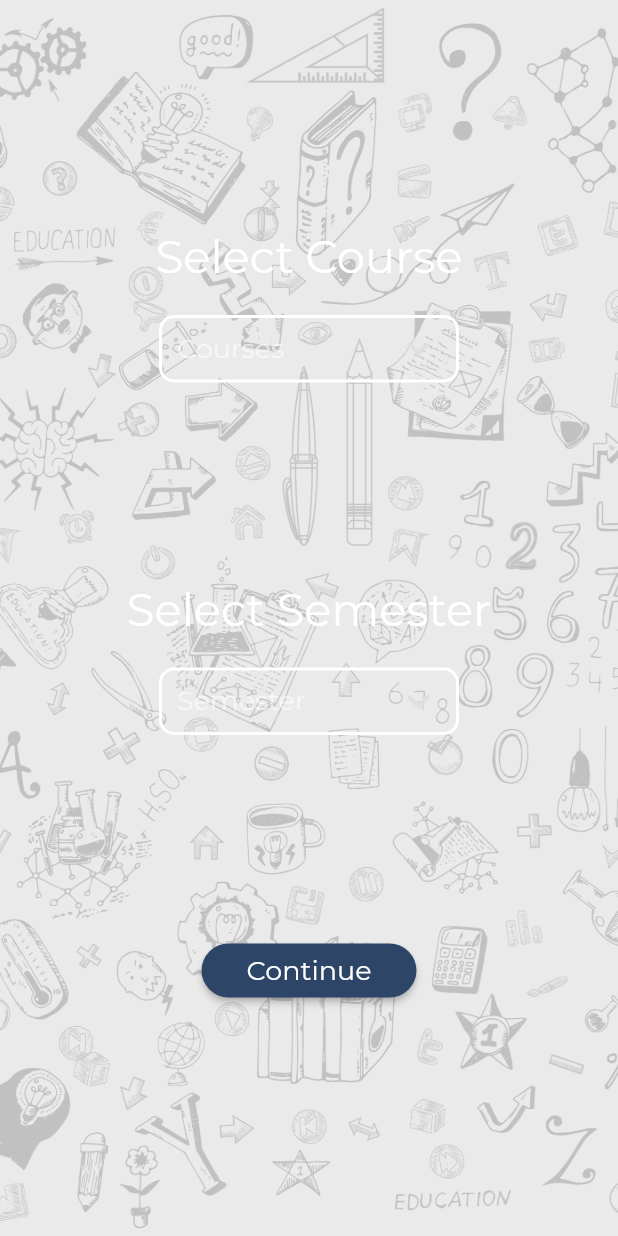
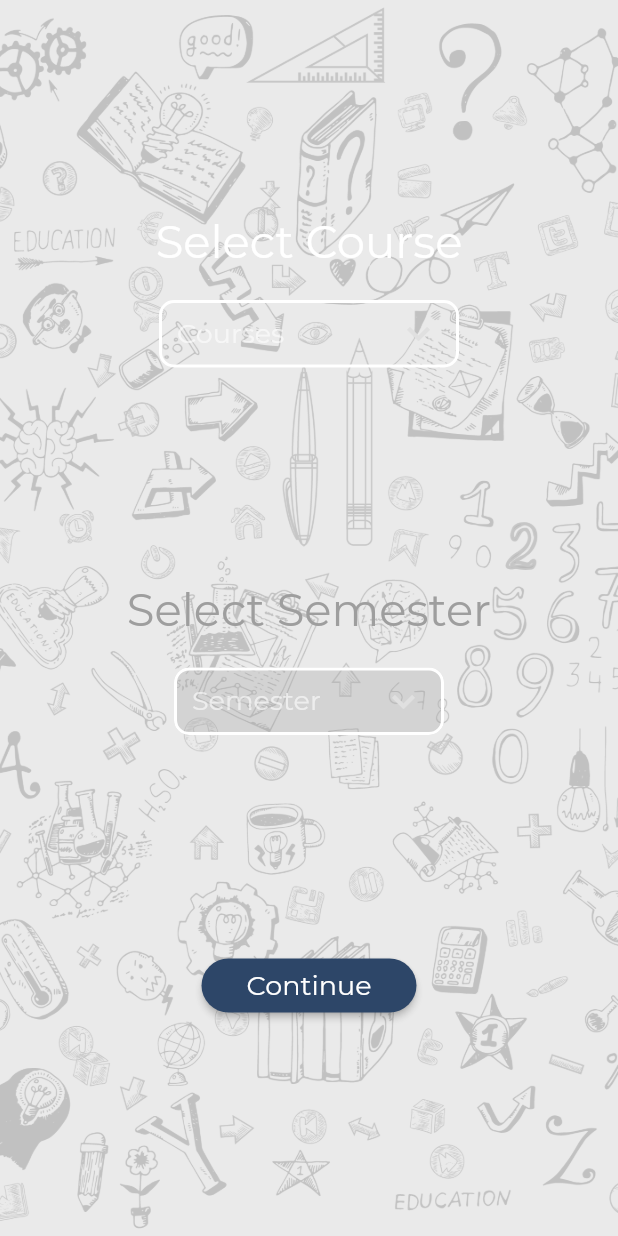
Before and after one commit to pramodksh/paper-for-peers, a Flutter app: the UserCourse screen opened directly, on a phone screen of 412 x 824 dp. Run offline on Flutter 3.47's test engine with Material 2 defaults, Android fonts, the phone set to English and light mode, and no system bars; our stand-ins replace dotted_border, firebase_auth, firebase_core, flutter_rating_bar, google_sign_in, image_cropper and 3 more; missing offline and left inert: advance_pdf_viewer, web_scraper; accounts and stored records are empty; project files that could hold a hidden picture were left out.

Commit message:
login - google login - show course screen if data is not present in database

```diff
--- a/lib/config/app_constants.dart
+++ b/lib/config/app_constants.dart
@@ -1,3 +1,5 @@
+import 'dart:math';
+
 import 'package:flutter/material.dart';
 import 'package:papers_for_peers/config/export_config.dart';
 
--- /dev/null
+++ b/lib/config/course_details.dart
@@ -0,0 +1,46 @@
+
+class Course {
+  String courseName;
+  List<Semester> semesters;
+
+  Course({this.courseName, this.semesters});
+}
+
+class Semester {
+  int semester;
+  List<String> subjects;
+
+  Semester({this.subjects, this.semester});
+}
+
+List<Course> getCourses() {
+  Course bca = Course(
+    courseName: "BCA",
+    semesters: [
+      Semester(semester: 1, subjects: ["JAVA", "OOPS", "English", "Hindi"]),
+      Semester(semester: 2, subjects: ["HTML", "App Development", "French", "Italian"]),
+      Semester(semester: 3, subjects: ["ABC", "XYZ", "JKL", "LOP"]),
+      Semester(semester: 4, subjects: ["ABC", "XYZ", "JKL", "LOP"]),
+    ]
+  );
+
+  Course bba = Course(
+      courseName: "BBA",
+      semesters: [
+        Semester(semester: 1, subjects: ["ABC", "QWE", "RTY", "ZXC"]),
+        Semester(semester: 2, subjects: ["FGH", "POI", "MKP", "BHU"]),
+        Semester(semester: 3, subjects: ["ZXC", "XYZ", "JKL", "LOP"]),
+      ]
+  );
+
+  Course bcom = Course(
+      courseName: "BCOM",
+      semesters: [
+        Semester(semester: 1, subjects: ["QZZZ", "XCAV", "ASWC", "QAWZ"]),
+        Semester(semester: 2, subjects: ["ZSXA", "CADFE", "ZASW", "AQSW"]),
+        // Semester(semester: 3, subjects: ["ASWQ", "GRFT", "BGRF", "CDFE"]),
+      ]
+  );
+
+  return [bca, bba, bcom];
+}
--- a/lib/models/user_model/user_model.dart
+++ b/lib/models/user_model/user_model.dart
@@ -1,12 +1,30 @@
+import 'package:flutter/material.dart';
+
 class UserModel {
   String uid;
   String displayName;
   String email;
   String photoUrl;
+  int semester;
+  String course;
+
+  static String courseLabel = "course";
+  static String semesterLabel = "semester";
+
+  static UserModel getUserModelByMap({@required Map userMap, @required String userId}) {
+    return UserModel(
+      uid: userId,
+      displayName: userMap['displayName'],
+      email: userMap['email'],
+      photoUrl: userMap['photoUrl'],
+      semester: userMap[semesterLabel],
+      course: userMap[courseLabel],
+    );
+  }
 
   bool isAuthDataAvailable() {
     return this.uid != null && this.displayName != null && this.email != null && this.photoUrl != null;
   }
 
-  UserModel({this.email, this.displayName, this.photoUrl, this.uid});
+  UserModel({this.email, this.displayName, this.photoUrl, this.uid, this.semester, this.course});
 }
--- a/lib/modules/dashboard/utilities/utilities.dart
+++ b/lib/modules/dashboard/utilities/utilities.dart
@@ -16,6 +16,7 @@ Widget getCustomDropDown({
   @required List<String> dropDownItems,
   @required String dropDownHint,
   @required Function onDropDownChanged,
+  Function onDropDownTap,
   bool isTransparent = false
 }) {
 
@@ -46,6 +47,7 @@ Widget getCustomDropDown({
       ),
       child: DropdownButtonHideUnderline(
         child: DropdownButton<String>(
+          onTap: onDropDownTap,
           isExpanded: true,
           iconSize: 30,
           // iconEnabledColor: Colors.red,
--- a/lib/modules/login/user_course.dart
+++ b/lib/modules/login/user_course.dart
@@ -1,28 +1,39 @@
 import 'package:flutter/material.dart';
+import 'package:papers_for_peers/config/course_details.dart';
 import 'package:papers_for_peers/config/default_assets.dart';
+import 'package:papers_for_peers/models/api_response.dart';
+import 'package:papers_for_peers/models/user_model/user_model.dart';
+import 'package:papers_for_peers/modules/dashboard/utilities/dialogs.dart';
 import 'package:papers_for_peers/modules/dashboard/utilities/utilities.dart';
 import 'package:papers_for_peers/modules/login/welcom_screen.dart';
+import 'package:papers_for_peers/services/firebase_firestore/firebase_firestore_service.dart';
 
 class UserCourse extends StatefulWidget {
+  final UserModel user;
+
+  UserCourse({this.user});
+
   @override
   _UserCourseState createState() => _UserCourseState();
 }
 
 class _UserCourseState extends State<UserCourse> {
 
-  List<String> courses = [
-    "BCA",
-    "BBA",
-    "BCOM",
-  ];
+  List<String> courses;
   List<String> semesters;
-
 
   String selectedCourse;
   String selectedSemester;
 
+  String courseErrorText = "";
+  String semesterErrorText = "";
+  TextStyle errorTextStyle = TextStyle(
+    fontSize: 14,
+  );
+
   @override
   void initState() {
+    courses = getCourses().map((e) => e.courseName).toList();
     semesters = List.generate(6, (index) => "Semester - ${index + 1}");
     super.initState();
   }
@@ -52,11 +63,12 @@ class _UserCourseState extends State<UserCourse> {
               children: [
                 Column(
                   children: [
-                    Text('Select Course',style: TextStyle(fontSize: 30),),
+                    Text('Select Course',style: TextStyle(fontSize: 30,),),
                     SizedBox(height: 20,),
                     SizedBox(
                       width: 200,
                       child: getCustomDropDown(
+                          onDropDownTap: () { setState(() { courseErrorText = ""; }); },
                           isTransparent: true,
                           context: context,
                           dropDownValue: selectedCourse,
@@ -65,29 +77,47 @@ class _UserCourseState extends State<UserCourse> {
                           onDropDownChanged: (val) {
                             setState(() {
                               selectedCourse = val;
+                              Course course = getCourses().where((element) => element.courseName == selectedCourse).first;
+                              semesters = course.semesters.map((e) => e.semester.toString()).toList();
                             });
                           }),
                     ),
+                    SizedBox(height: 20,),
+                    courseErrorText.isEmpty ? Container() : Text(courseErrorText, style: errorTextStyle,),
                   ],
                 ),
                 Column(
                   children: [
-                    Text('Select Semester',style: TextStyle(fontSize: 30),),
+                    Text(
+                      'Select Semester',
+                      style: TextStyle(
+                        fontSize: 30,
+                        color: selectedCourse == null ? Colors.grey : Colors.white,
+                      ),
+                    ),
                     SizedBox(height: 20,),
-                    SizedBox(
-                      width: 200,
+                    Container(
+                      decoration: BoxDecoration(
+                        color: selectedCourse == null ? Colors.grey.withOpacity(0.3) : Colors.transparent,
+                        borderRadius: BorderRadius.circular(10.0),
+                      ),
+                      width: 180,
                       child: getCustomDropDown(
+                          onDropDownTap: () { setState(() { semesterErrorText = ""; }); },
                           isTransparent: true,
                           context: context,
                           dropDownValue: selectedSemester,
                           dropDownItems: semesters,
                           dropDownHint: 'Semester',
-                          onDropDownChanged: (val) {
+                          onDropDownChanged: selectedCourse == null ? null : (val) {
                             setState(() {
                               selectedSemester = val;
                             });
-                          }),
+                          }
+                        ),
                     ),
+                    SizedBox(height: 20,),
+                    semesterErrorText.isEmpty ? Container() : Text(semesterErrorText, style: errorTextStyle,),
                   ],
                 ),
                 ElevatedButton(
@@ -97,10 +127,33 @@ class _UserCourseState extends State<UserCourse> {
                       borderRadius: BorderRadius.circular(20),
                     )
                   ),
-                  onPressed: () {
-                    Navigator.of(context).push(MaterialPageRoute(
-                      builder: (context) => IntroScreen(),
-                    ));
+                  onPressed: () async {
+                    if (selectedCourse == null) {
+                      setState(() {
+                        courseErrorText = "Please select course";
+                      });
+                    } else if (selectedSemester == null) {
+                      setState(() {
+                        semesterErrorText = "Please select semester";
+                      });
+                    } else {
+                      // todo add to database
+                      ApiResponse response = await FirebaseFireStoreService().addUser(user: UserModel(
+                        uid: widget.user.uid,
+                        displayName: widget.user.displayName,
+                        photoUrl: widget.user.photoUrl,
+                        email: widget.user.email,
+                        course: selectedCourse,
+                        semester: int.parse(selectedSemester),
+                      ));
+                      if (response.isError) {
+                        showAlertDialog(context: context, text: response.errorMessage);
+                      } else {
+                        Navigator.of(context).push(MaterialPageRoute(
+                          builder: (context) => IntroScreen(),
+                        ));
+                      }
+                    }
                   },
                   child: Text("Continue", style: TextStyle(fontSize: 18),),
                 ),
--- a/lib/services/firebase_auth/firebase_auth_service.dart
+++ b/lib/services/firebase_auth/firebase_auth_service.dart
@@ -11,6 +11,7 @@ class FirebaseAuthService {
 
   UserModel _userFromFirebaseUser(User user) {
     return user != null ? UserModel(
+      uid: user.uid,
       displayName: user.displayName,
       email: user.email,
       photoUrl: user.photoURL,
--- a/lib/services/firebase_firestore/firebase_firestore_service.dart
+++ b/lib/services/firebase_firestore/firebase_firestore_service.dart
@@ -18,7 +18,7 @@ class FirebaseFireStoreService {
 
   Future<UserModel> getUserByUserId({@required String userId}) async {
     DocumentSnapshot userDocumentSnapshot = await usersCollection.doc(userId).get();
-    print(userDocumentSnapshot);
+    return UserModel.getUserModelByMap(userMap: userDocumentSnapshot.data(), userId: userId);
   }
 
   Future<ApiResponse> addUser({@required UserModel user}) {
@@ -26,6 +26,8 @@ class FirebaseFireStoreService {
         'displayName': user.displayName,
         'email': user.email,
         'photoUrl': user.photoUrl,
+        UserModel.courseLabel: user.course,
+        UserModel.semesterLabel: user.semester,
       }).then((value) => ApiResponse(isError: false))
           .catchError((error) => ApiResponse(isError: true, errorMessage: "Failed to add user: ERR: $error"));
   }
```
Also changed, not shown: lib/wrapper.dart (+23 -2 lines).
